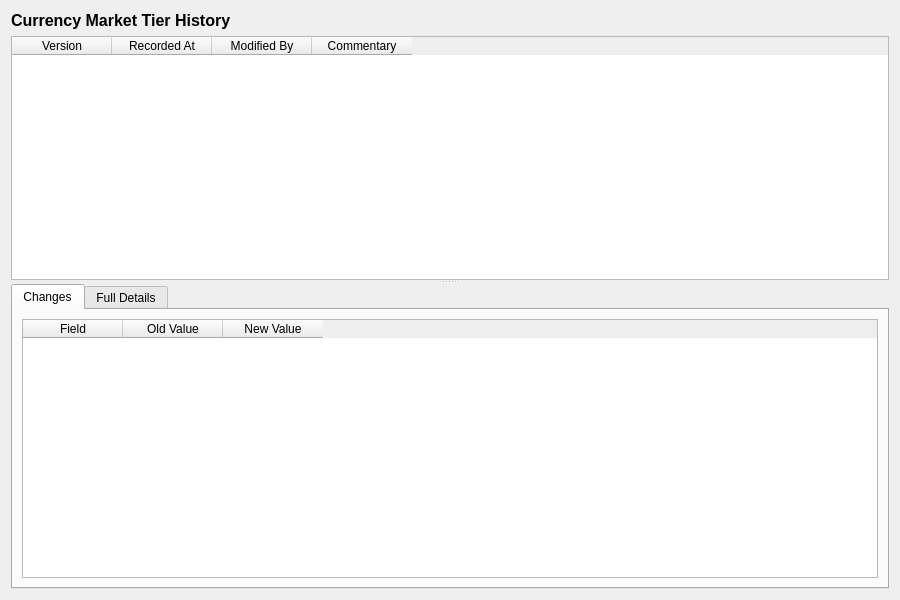
Above: projects/ores.qt/ui/CurrencyMarketTierHistoryDialog.ui from OreStudio/OreStudio before the change. Below: the same form after it.
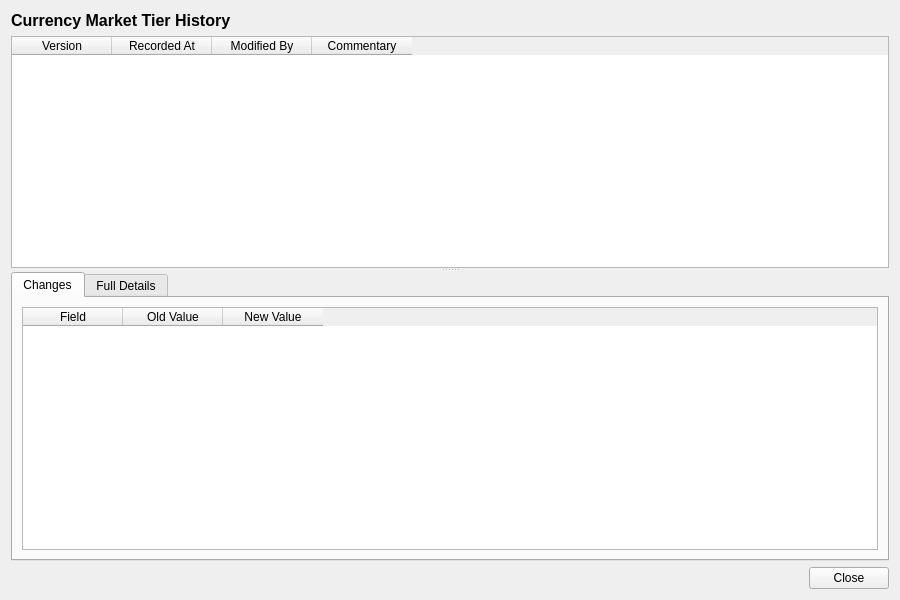
That is the form after the change.

Commit message: [qt] Remove toolbars from detail dialogs; add Close button throughout

Diff of the .ui file:
```diff
--- a/projects/ores.qt/ui/CurrencyMarketTierHistoryDialog.ui
+++ b/projects/ores.qt/ui/CurrencyMarketTierHistoryDialog.ui
@@ -265,6 +265,27 @@
      </widget>
     </widget>
    </item>
+   <item>
+    <layout class="QHBoxLayout" name="buttonLayout">
+     <item>
+      <spacer name="horizontalSpacer">
+       <property name="orientation">
+        <enum>Qt::Horizontal</enum>
+       </property>
+       <property name="sizeHint" stdset="0">
+        <size><width>40</width><height>20</height></size>
+       </property>
+      </spacer>
+     </item>
+     <item>
+      <widget class="QPushButton" name="closeButton">
+       <property name="text">
+        <string>Close</string>
+       </property>
+      </widget>
+     </item>
+    </layout>
+   </item>
   </layout>
  </widget>
  <resources/>
```
Left out of the diff: 6 changed lines with no effect on the pictures. The commit also changes 201 other files.
